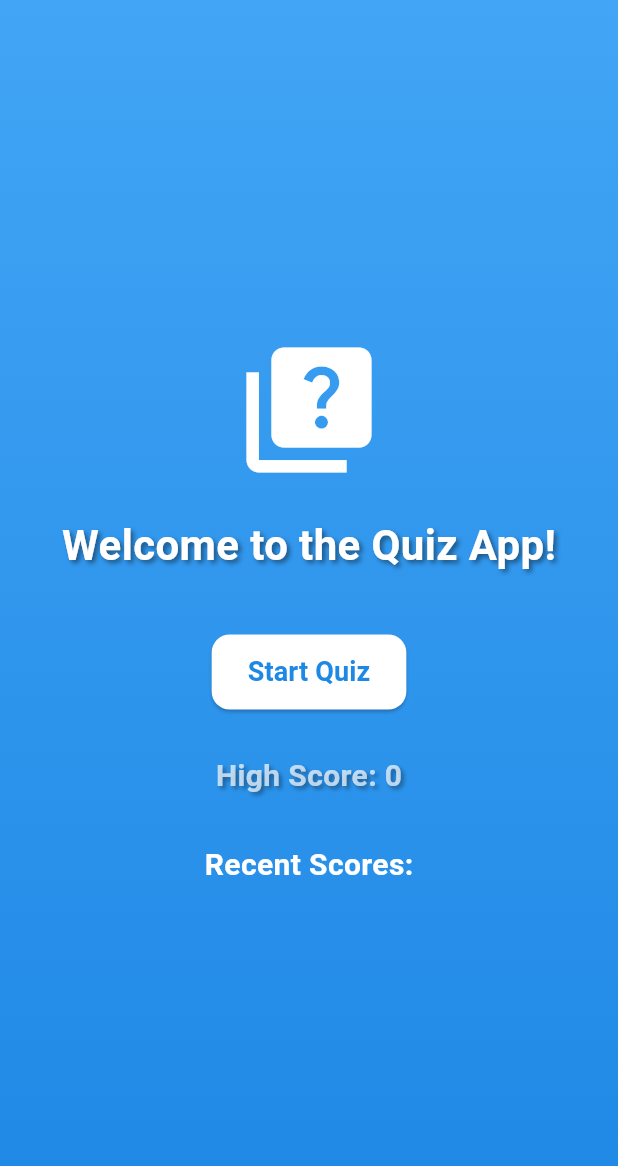
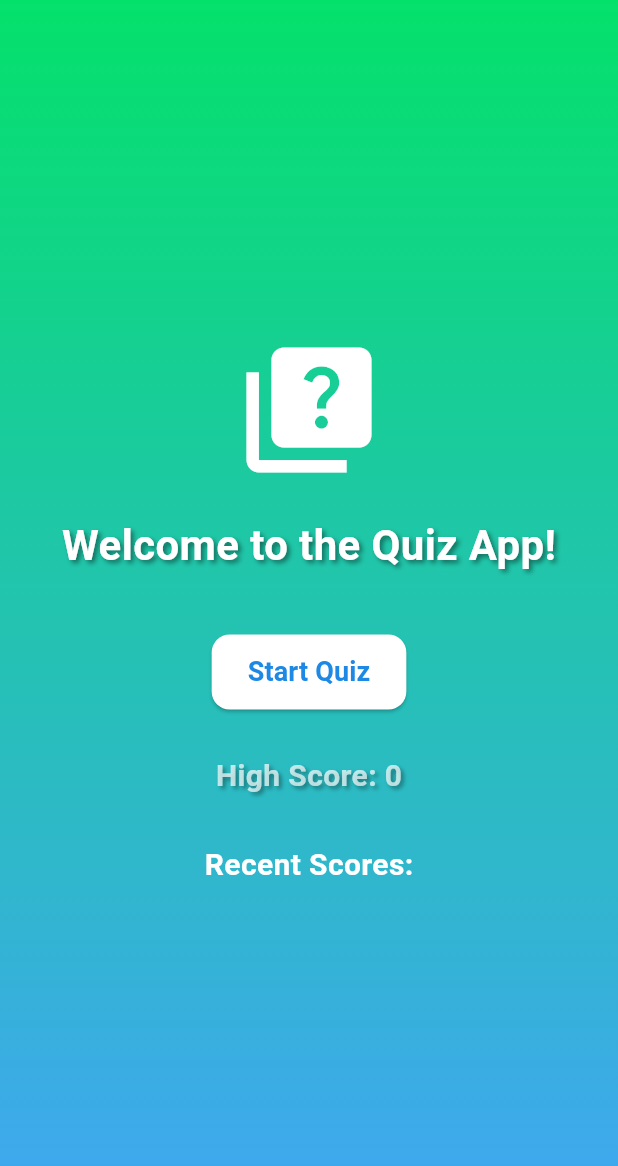
Before and after one commit to adnanpanakkad/Quiz-pro, a Flutter app: the screen it shows after launch, on a phone screen of 412 x 824 dp. Shown: the top 1166 px of the screen. Run offline on Flutter 3.47's test engine with Material 3 defaults, Android fonts, the light colour scheme and no system bars; our stand-ins replace shared_preferences.

Commit message:
(update):handlin g the egradient color

```diff
--- a/lib/main.dart
+++ b/lib/main.dart
@@ -21,9 +21,9 @@
       debugShowCheckedModeBanner: false,
       initialRoute: '/',
       routes: {
-        '/': (context) => HomeScreen(),
-        '/quiz': (context) => QuizScreen(),
-        '/results': (context) => ResultsScreen(),
+        '/': (context) => const HomeScreen(),
+        '/quiz': (context) => const QuizScreen(),
+        '/results': (context) => const ResultsScreen(),
       },
     );
   }
--- a/lib/screens/home.dart
+++ b/lib/screens/home.dart
@@ -10,7 +10,7 @@
       body: Container(
         decoration: const BoxDecoration(
           gradient: LinearGradient(
-            colors: [Color(0xFF42A5F5), Color(0xFF1E88E5)],
+            colors: [Color.fromARGB(255, 4, 225, 107), Color(0xFF42A5F5)],
             begin: Alignment.topCenter,
             end: Alignment.bottomCenter,
           ),
--- a/pubspec.yaml
+++ b/pubspec.yaml
@@ -36,6 +36,7 @@
   # Use with the CupertinoIcons class for iOS style icons.
   cupertino_icons: ^1.0.8
   shared_preferences: ^2.3.3
+  get: ^4.6.6
 
 dev_dependencies:
   flutter_test:
```
Also changed, not shown: lib/screens/quiz_screen.dart (+3 -28 lines), pubspec.lock.
